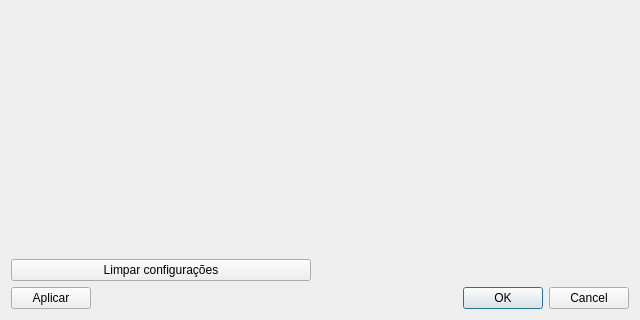
The window that src/main/python/ui/dialogs/settingsDialog.ui (matheusfillipe/ganec) describes before a commit, drawn with Qt 5; both pictures show x 0 to 640 and y 160 to 480 of the 640 by 480 pixel window.
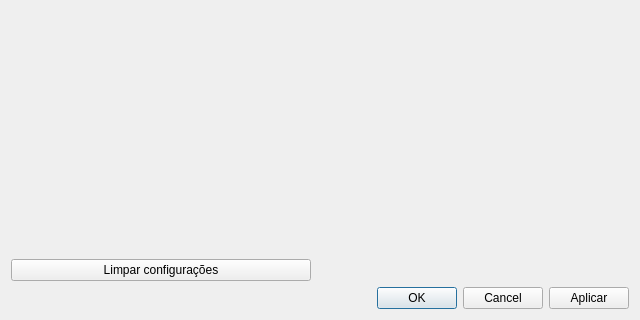
The same window after the commit.

What changed in the file:
```diff
--- a/src/main/python/ui/dialogs/settingsDialog.ui
+++ b/src/main/python/ui/dialogs/settingsDialog.ui
@@ -29,13 +29,6 @@
    </item>
    <item row="4" column="0" colspan="2">
     <layout class="QHBoxLayout" name="horizontalLayout_2">
-     <item>
-      <widget class="QPushButton" name="aplicarBtn">
-       <property name="text">
-        <string>Aplicar</string>
-       </property>
-      </widget>
-     </item>
      <item>
       <widget class="QDialogButtonBox" name="buttonBox">
        <property name="orientation">
@@ -46,6 +39,13 @@
        </property>
       </widget>
      </item>
+     <item>
+      <widget class="QPushButton" name="aplicarBtn">
+       <property name="text">
+        <string>Aplicar</string>
+       </property>
+      </widget>
+     </item>
     </layout>
    </item>
    <item row="3" column="0">
```
Left out of the diff: 62 changed lines with no effect on the pictures. Lines whose indentation alone changed are shown as unchanged.
